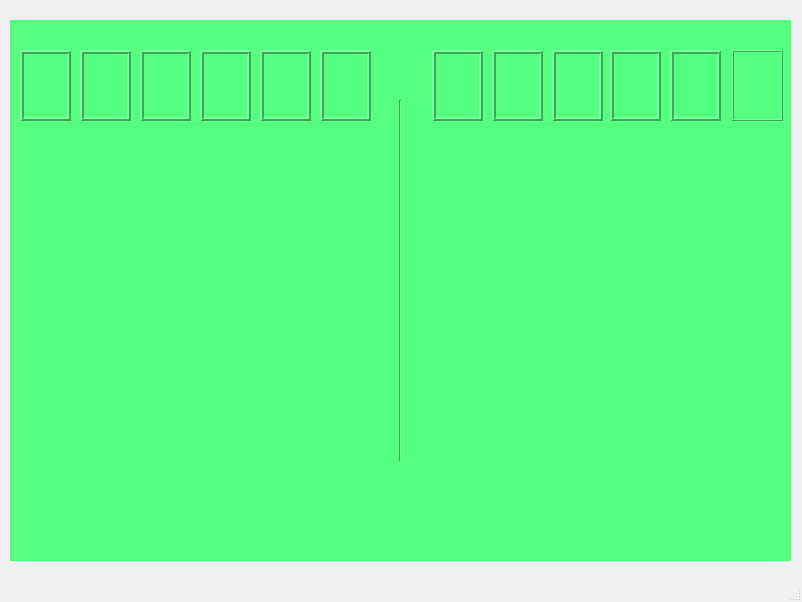
The window that mainwindow.ui (Erfan3101/ZombiesVSPlants1403) describes before a commit, drawn with Qt 5.
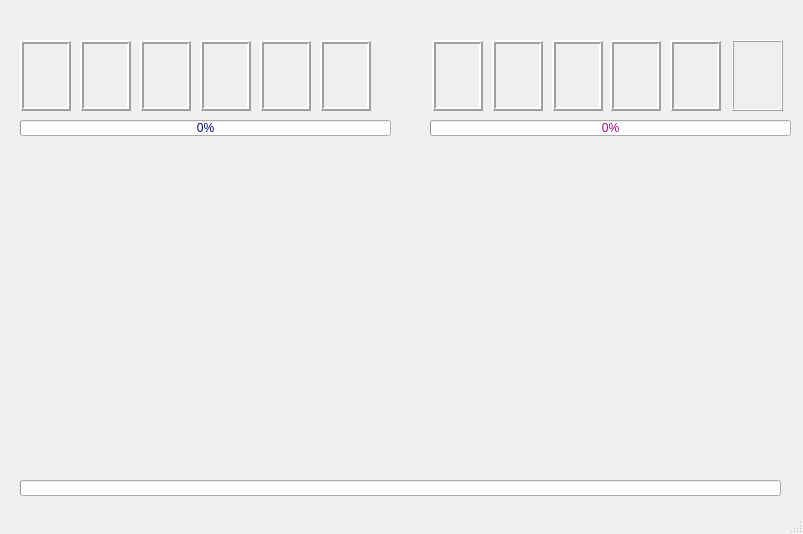
The same window after the commit. Icons and pictures are not drawn.

Commit message: fixing some bugs and put limitation for drag and drops and make changing the progress bar with collecting sun and brains and put a progress bar as a timer on the game

Patch:
```diff
--- a/mainwindow.ui
+++ b/mainwindow.ui
@@ -6,8 +6,8 @@
    <rect>
     <x>0</x>
     <y>0</y>
-    <width>802</width>
-    <height>602</height>
+    <width>803</width>
+    <height>534</height>
    </rect>
   </property>
   <property name="windowTitle">
@@ -18,9 +18,9 @@
     <property name="geometry">
      <rect>
       <x>10</x>
-      <y>20</y>
+      <y>10</y>
       <width>781</width>
-      <height>541</height>
+      <height>511</height>
      </rect>
     </property>
     <property name="maximumSize">
@@ -39,40 +39,8 @@
      <bool>true</bool>
     </property>
     <property name="styleSheet">
-     <string notr="true">background-color: rgb(85, 255, 127);</string>
+     <string notr="true">background-image: url(:/field/field.png);</string>
     </property>
-    <widget class="QFrame" name="frame">
-     <property name="geometry">
-      <rect>
-       <x>50</x>
-       <y>80</y>
-       <width>681</width>
-       <height>361</height>
-      </rect>
-     </property>
-     <property name="autoFillBackground">
-      <bool>false</bool>
-     </property>
-     <property name="styleSheet">
-      <string notr="true">image: url(:/field/field.png);
-Qframe#frame{
-    background-image: (url:/field/field.png);
-    background-repeat: no-repeat;
-    background-position: center;
-}
-
-</string>
-     </property>
-     <property name="frameShape">
-      <enum>QFrame::VLine</enum>
-     </property>
-     <property name="frameShadow">
-      <enum>QFrame::Sunken</enum>
-     </property>
-     <property name="lineWidth">
-      <number>1</number>
-     </property>
-    </widget>
     <widget class="QLabel" name="peashooter">
      <property name="geometry">
       <rect>
@@ -484,7 +452,60 @@
       <bool>true</bool>
      </property>
     </widget>
-    <zorder>frame</zorder>
+    <widget class="QProgressBar" name="plantsProgressBar">
+     <property name="geometry">
+      <rect>
+       <x>10</x>
+       <y>110</y>
+       <width>371</width>
+       <height>16</height>
+      </rect>
+     </property>
+     <property name="styleSheet">
+      <string notr="true">color: rgb(0, 0, 127);</string>
+     </property>
+     <property name="value">
+      <number>0</number>
+     </property>
+    </widget>
+    <widget class="QProgressBar" name="zombiesProgressBar">
+     <property name="geometry">
+      <rect>
+       <x>420</x>
+       <y>110</y>
+       <width>361</width>
+       <height>16</height>
+      </rect>
+     </property>
+     <property name="styleSheet">
+      <string notr="true">color: rgb(170, 0, 127);</string>
+     </property>
+     <property name="value">
+      <number>0</number>
+     </property>
+    </widget>
+    <widget class="QProgressBar" name="cornometerProgressBar">
+     <property name="geometry">
+      <rect>
+       <x>10</x>
+       <y>470</y>
+       <width>761</width>
+       <height>16</height>
+      </rect>
+     </property>
+     <property name="cursor">
+      <cursorShape>WaitCursor</cursorShape>
+     </property>
+     <property name="maximum">
+      <number>210</number>
+     </property>
+     <property name="value">
+      <number>0</number>
+     </property>
+     <property name="format">
+      <string extracomment="time remaining"/>
+     </property>
+    </widget>
     <zorder>regular</zorder>
     <zorder>bucked_head</zorder>
     <zorder>leafhead</zorder>
```
Left out of the diff: 3 changed lines with no effect on the pictures. The commit also changes 24 other files.
